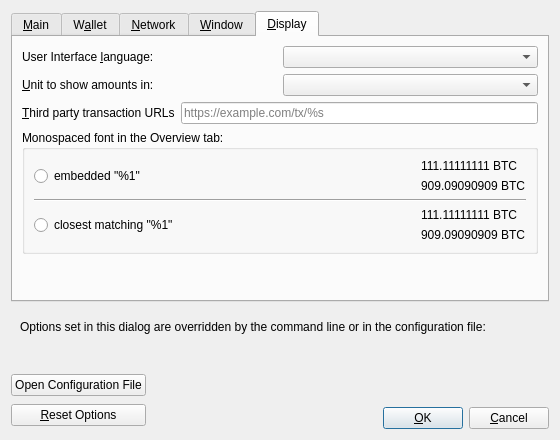
indxcoin/indxcoin, file src/qt/forms/optionsdialog.ui: the form before one commit.
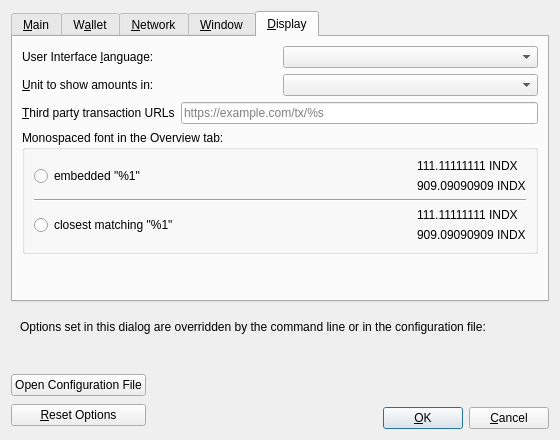
The form after the commit. The open tabs and pages were chosen to show the change. Custom widgets are drawn as their Qt base class.

Diff of the .ui file:
```diff
--- a/src/qt/forms/optionsdialog.ui
+++ b/src/qt/forms/optionsdialog.ui
@@ -768,14 +768,14 @@
               <item>
                <widget class="QLabel" name="embeddedFont_label_1">
                 <property name="text">
-                 <string notr="true">111.11111111 BTC</string>
+                 <string notr="true">111.11111111 INDX</string>
                 </property>
                </widget>
               </item>
               <item>
                <widget class="QLabel" name="embeddedFont_label_9">
                 <property name="text">
-                 <string notr="true">909.09090909 BTC</string>
+                 <string notr="true">909.09090909 INDX</string>
                 </property>
                </widget>
               </item>
@@ -817,14 +817,14 @@
               <item>
                <widget class="QLabel" name="systemFont_label_1">
                 <property name="text">
-                 <string notr="true">111.11111111 BTC</string>
+                 <string notr="true">111.11111111 INDX</string>
                 </property>
                </widget>
               </item>
               <item>
                <widget class="QLabel" name="systemFont_label_9">
                 <property name="text">
-                 <string notr="true">909.09090909 BTC</string>
+                 <string notr="true">909.09090909 INDX</string>
                 </property>
                </widget>
               </item>
```
